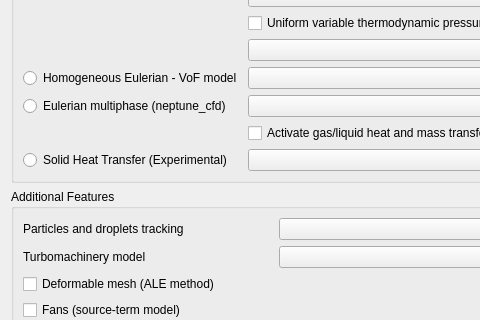
The window that python/code_saturne/gui/case/AnalysisFeaturesForm.ui (code-saturne/code_saturne) describes before a commit, drawn with Qt 5; both pictures show x 0 to 480 and y 199 to 519 of the 1188 by 905 pixel window.
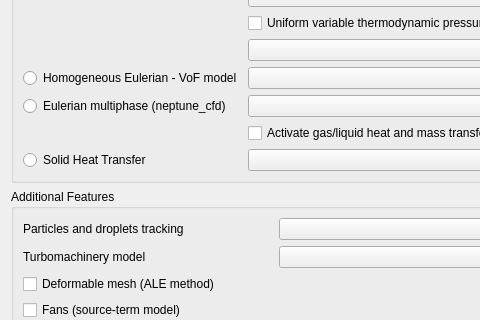
The same window after the commit.

Commit message: [GUI] Remove experimental tag from Heat Transfer Solver

```diff
--- a/python/code_saturne/gui/case/AnalysisFeaturesForm.ui
+++ b/python/code_saturne/gui/case/AnalysisFeaturesForm.ui
@@ -235,7 +235,7 @@
       <item row="13" column="0">
        <widget class="QRadioButton" name="radioButtonHTS">
         <property name="text">
-         <string>Solid Heat Transfer (Experimental)</string>
+         <string>Solid Heat Transfer</string>
         </property>
        </widget>
       </item>
```
